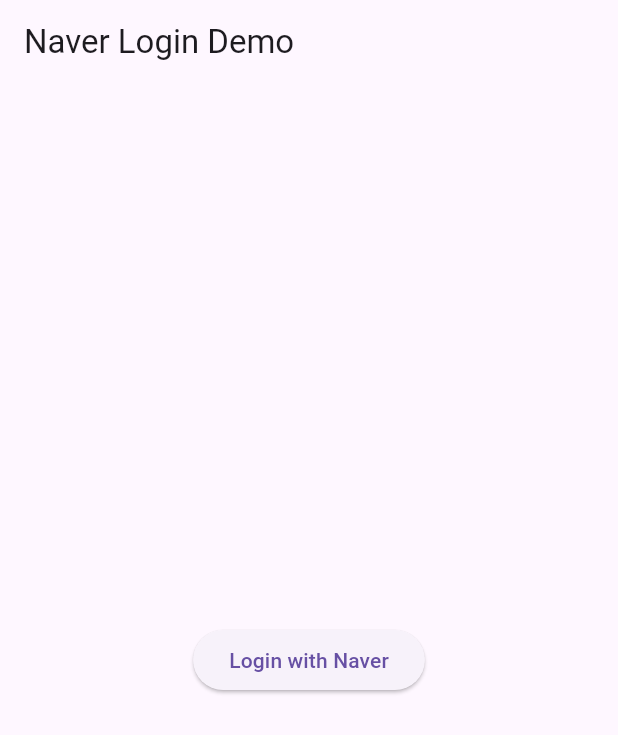
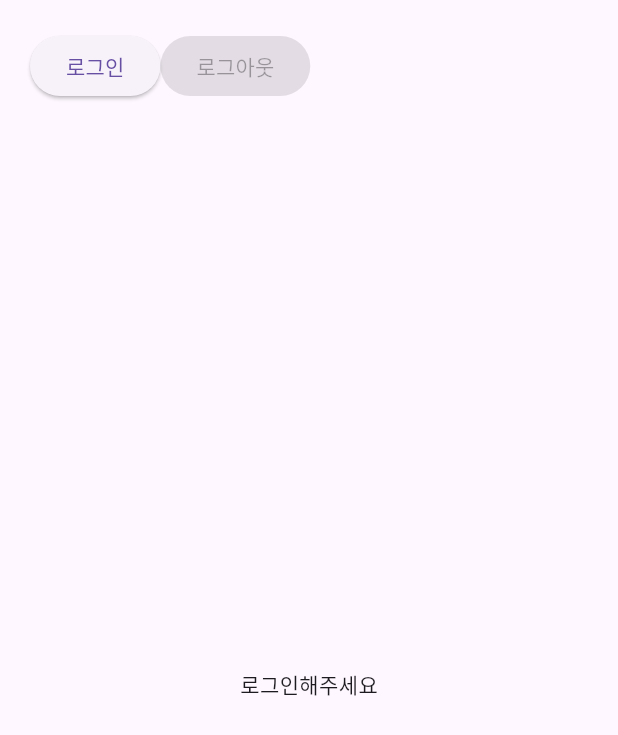
Before and after one commit to kjh5848/oauth-naver-flutter, a Flutter app: the screen it shows after launch, on a phone screen of 412 x 824 dp. Shown: the top 735 px of the screen. Run offline on Flutter 3.47's test engine with Material 3 defaults, Android fonts, the phone set to English and light mode, and no system bars; our stand-ins replace dio, flutter_secure_storage, webview_flutter; missing offline and left inert: webview_flutter_wkwebview.

Commit message:
네이버 로그인 코드방식 완료

```diff
--- a/lib/_core/http.dart
+++ b/lib/_core/http.dart
@@ -1 +1,16 @@
-// TODO Implement this library.
+import 'package:dio/dio.dart';
+import 'package:flutter_secure_storage/flutter_secure_storage.dart';
+
+
+final baseUrl = "http://192.168.0.100:8080";
+// mac : ipconfig getifaddr en0
+
+final dio = Dio(
+  BaseOptions(
+    baseUrl: baseUrl, // 내 IP 입력
+    contentType: "application/json; charset=utf-8",
+    validateStatus: (status) => true, // 200 이 아니어도 예외 발생안하게 설정
+  ),
+);
+
+const secureStorage = FlutterSecureStorage();
--- a/lib/main.dart
+++ b/lib/main.dart
@@ -1,149 +1,200 @@
-import 'package:flutter/material.dart';
+import 'dart:async'; // 비동기 프로그래밍을 위한 패키지
+import 'package:flutter/material.dart'; // Flutter UI 라이브러리
+import 'package:webview_flutter/webview_flutter.dart'; // WebView 패키지
 import 'package:dio/dio.dart';
-import 'package:webview_flutter/webview_flutter.dart';
+import 'package:webview_flutter_wkwebview/webview_flutter_wkwebview.dart';
 
+import '_core/http.dart'; // 네이버 OAuth 인증을 처리하기 위한 커스텀 HTTP 모듈
 
-void main() {
-  runApp(MyApp());
+void main() => runApp(const MaterialApp(home: WebViewExample()));
+
+class WebViewExample extends StatefulWidget {
+  const WebViewExample({super.key});
+
+  @override
+  State<WebViewExample> createState() => _WebViewExampleState();
 }
 
-class MyApp extends StatelessWidget {
+class _WebViewExampleState extends State<WebViewExample> {
+  late WebViewController _controller; // WebViewController를 정의
+  bool _isLoggedIn = false; // 로그인 상태 관리
+  String? blogAccessToken; // 접근 토큰 저장 변수
+
+  // 네이버 OAuth 파라미터 설정
+  final String clientId = 'hagbQ0neJqK_tY4moEfX'; // 네이버 클라이언트 ID
+  final String clientSecret = '9UeKuj_kcO'; // 네이버 클라이언트 시크릿
+  final String redirectUri =
+      'http://localhost:8080/oauth/naver/callback'; // 리다이렉트 URI
+  final String state = 'test'; // 상태값
+  final String responseType = 'code'; // 응답 타입
+
   @override
-  Widget build(BuildContext context) {
-    return MaterialApp(
-      title: 'Naver Login Demo',
-      theme: ThemeData(
-        primarySwatch: Colors.blue,
-      ),
-      home: LoginScreen(),
+  void initState() {
+    super.initState();
+
+    late final PlatformWebViewControllerCreationParams params;
+    if (WebViewPlatform.instance is WebKitWebViewPlatform) {
+      params = WebKitWebViewControllerCreationParams(
+        allowsInlineMediaPlayback: true, // 인라인 미디어 재생 허용
+        mediaTypesRequiringUserAction: const <PlaybackMediaTypes>{}, // 사용자 액션 없이 재생할 미디어 타입 설정
       );
-  }
+    } else {
+      params = const PlatformWebViewControllerCreationParams(); // 기본 매개변수
     }
 
-class LoginScreen extends StatelessWidget {
-  final String clientId = 'YOUR_CLIENT_ID';
-  final String clientSecret = 'YOUR_CLIENT_SECRET';
-  final String redirectUri = 'YOUR_REDIRECT_URI';
+    final WebViewController controller =
+        WebViewController.fromPlatformCreationParams(
+            params); // WebViewController 생성
 
-  @override
-  Widget build(BuildContext context) {
-    return Scaffold(
-      appBar: AppBar(
-        title: Text('Naver Login Demo'),
-      ),
-      body: Center(
-        child: ElevatedButton(
-          onPressed: () {
-            final String state = DateTime.now().millisecondsSinceEpoch.toString();
-            final String url =
-                'https://nid.naver.com/oauth2.0/authorize?response_type=code&client_id=$clientId&redirect_uri=$redirectUri&state=$state';
-
-            Navigator.push(
-              context,
-              MaterialPageRoute(
-                builder: (context) => WebViewLogin(
-                  url: url,
-                  redirectUri: redirectUri,
-                  clientId: clientId,
-                  clientSecret: clientSecret,
-                ),
-              ),
-            );
+    controller
+      ..setJavaScriptMode(JavaScriptMode.unrestricted) // JavaScript 실행 허용
+      ..setBackgroundColor(const Color(0x00000000)) // 배경색 설정
+      ..setNavigationDelegate(
+        NavigationDelegate(
+          onProgress: (int progress) {
+            debugPrint('웹뷰 로딩 중 (진행률 : $progress%)');
           },
-          child: Text('Login with Naver'),
-        ),
-      ),
-    );
+          onPageStarted: (String url) {
+            debugPrint('페이지 로딩 시작: $url');
+          },
+          onPageFinished: (String url) {
+            debugPrint('페이지 로딩 완료: $url');
+          },
+          onWebResourceError: (WebResourceError error) {
+            debugPrint('''
+페이지 리소스 오류:
+  코드: ${error.errorCode}
+  설명: ${error.description}
+  오류 유형: ${error.errorType}
+  메인 프레임 오류: ${error.isForMainFrame}
+            ''');
+          },
+          onNavigationRequest: (NavigationRequest request) async {
+            if (request.url.startsWith(redirectUri)) {
+              // 리다이렉트 URI 감지
+              final Uri redirectUriObj = Uri.parse(request.url);
+              final String? code = redirectUriObj.queryParameters['code'];
+              if (code != null) {
+                debugPrint('인증 코드: $code');
+                await sendCodeToServer(code); // 인증 코드를 서버로 전송
+                setState(() {
+                  _isLoggedIn = true; // 로그인 상태로 설정
+                });
               }
-}
-
-class WebViewLogin extends StatefulWidget {
-  final String url;
-  final String redirectUri;
-  final String clientId;
-  final String clientSecret;
-
-  WebViewLogin({
-    required this.url,
-    required this.redirectUri,
-    required this.clientId,
-    required this.clientSecret,
-  });
-
-  @override
-  _WebViewLoginState createState() => _WebViewLoginState();
-}
-
-class _WebViewLoginState extends State<WebViewLogin> {
-  late WebViewController _controller;
-
-  @override
-  Widget build(BuildContext context) {
-    return Scaffold(
-      appBar: AppBar(
-        title: Text('Naver Login'),
-      ),
-      body: WebView(
-        initialUrl: widget.url,
-        javascriptMode: JavascriptMode.unrestricted,
-        onWebViewCreated: (WebViewController webViewController) {
-          _controller = webViewController;
-        },
-        navigationDelegate: (NavigationRequest request) {
-          if (request.url.startsWith(widget.redirectUri)) {
-            final Uri uri = Uri.parse(request.url);
-            final String? code = uri.queryParameters['code'];
-            final String? state = uri.queryParameters['state'];
-
-            if (code != null) {
-              _getAccessToken(code, state!);
-            }
-            Navigator.pop(context);
               return NavigationDecision.prevent;
             }
             return NavigationDecision.navigate;
           },
         ),
       );
+
+    _controller = controller; // 생성한 컨트롤러를 할당
   }
 
-  Future<void> _getAccessToken(String code, String state) async {
+  // 동적으로 URL 생성하는 메서드
+  String buildAuthUrl() {
+    return Uri(
+      scheme: 'https',
+      host: 'nid.naver.com',
+      path: '/oauth2.0/authorize',
+      queryParameters: {
+        'response_type': responseType,
+        'client_id': clientId,
+        'redirect_uri': redirectUri,
+        'state': state,
+      },
+    ).toString();
+  }
+
+  Future<void> sendCodeToServer(String code) async {
+    final response = await dio.get(
+      '/oauth/naver/code/callback',queryParameters: {"code": code},
+    );
+
+    debugPrint('서버 응답: ${response.data}');
+    setState(() {
+      final blogAccessToken = response.headers["Authorization"]!.first;
+      print("blogAccessToken : ${blogAccessToken}");
+      debugPrint("👍👍👍👍👍👍👍👍: $blogAccessToken");
+      secureStorage.write(key: "blogAccessToken", value: blogAccessToken);
+    });
+  }
+
+  // 네이버 API를 통해 접근 토큰 삭제 요청을 보내는 메서드
+  Future<void> deleteBlogAccessToken() async {
+    if (blogAccessToken == null) {
+      return;
+    }
+
     final dio = Dio();
-
-    try {
     final response = await dio.post(
       'https://nid.naver.com/oauth2.0/token',
-        options: Options(
-          contentType: Headers.formUrlEncodedContentType,
-        ),
       data: {
-          'grant_type': 'authorization_code',
-          'client_id': widget.clientId,
-          'client_secret': widget.clientSecret,
-          'code': code,
-          'state': state,
+        'grant_type': 'delete',
+        'client_id': clientId,
+        'client_secret': clientSecret,
+        'access_token': Uri.encodeComponent(blogAccessToken!),
+        'service_provider': 'NAVER',
       },
     );
 
-      final Map<String, dynamic> responseBody = response.data;
-      final String accessToken = responseBody['access_token'];
+    debugPrint('토큰 삭제 응답: ${response.data}');
+  }
 
-      // 여기서 accessToken을 사용하여 네이버 API 호출
-      // 예: 사용자 프로필 정보 가져오기
+  // 로그아웃 메서드
+  Future<void> _logout() async {
+    await deleteBlogAccessToken(); // 접근 토큰 삭제 요청
 
-      final profileResponse = await dio.get(
-        'https://openapi.naver.com/v1/nid/me',
-        options: Options(
-          headers: {
-            'Authorization': 'Bearer $accessToken',
+    // 쿠키 및 세션 데이터 삭제
+    final cookieManager = WebViewCookieManager();
+    await cookieManager.clearCookies();
+
+    // WebView 초기화
+    _controller.clearCache();
+    _controller.loadRequest(Uri.parse(buildAuthUrl())); // 로그아웃 시 기본 로그인 페이지 로드
+
+    setState(() {
+      _isLoggedIn = false; // 로그아웃 상태로 설정
+      blogAccessToken = null; // 접근 토큰 초기화
+    });
+  }
+
+  @override
+  Widget build(BuildContext context) {
+    return Scaffold(
+      body: Column(
+        children: [
+          // 버튼 영역
+          Container(
+            padding: const EdgeInsets.all(20),
+            child: Row(
+              children: [
+                ElevatedButton(
+                  onPressed: () {
+                    _controller
+                        .loadRequest(Uri.parse(buildAuthUrl())); // 로그인 URL 로드
+                    setState(() {
+                      _isLoggedIn = true; // 로그인 버튼 클릭 시 로그인 상태 초기화
+                    });
                   },
+                  child: const Text('로그인'),
+                ),
+                const SizedBox(height: 10),
+                ElevatedButton(
+                  onPressed: _isLoggedIn ? _logout : null, // 로그인된 상태에서만 로그아웃 가능
+                  child: const Text('로그아웃'),
+                ),
+              ],
+            ),
+          ),
+          // WebView 영역
+          Expanded(
+            child: _isLoggedIn
+                ? WebViewWidget(controller: _controller)
+                : const Center(child: Text('로그인해주세요')),
+          ),
+        ],
       ),
     );
-
-      final Map<String, dynamic> profile = profileResponse.data;
-      print(profile);
-    } catch (e) {
-      print('Error: $e');
   }
 }
-}
```
Also changed, not shown: lib/http.dart (deleted, +0 -16 lines), pubspec.yaml (+6 -1 lines), pubspec.lock. Lines whose indentation alone changed are shown as unchanged.
